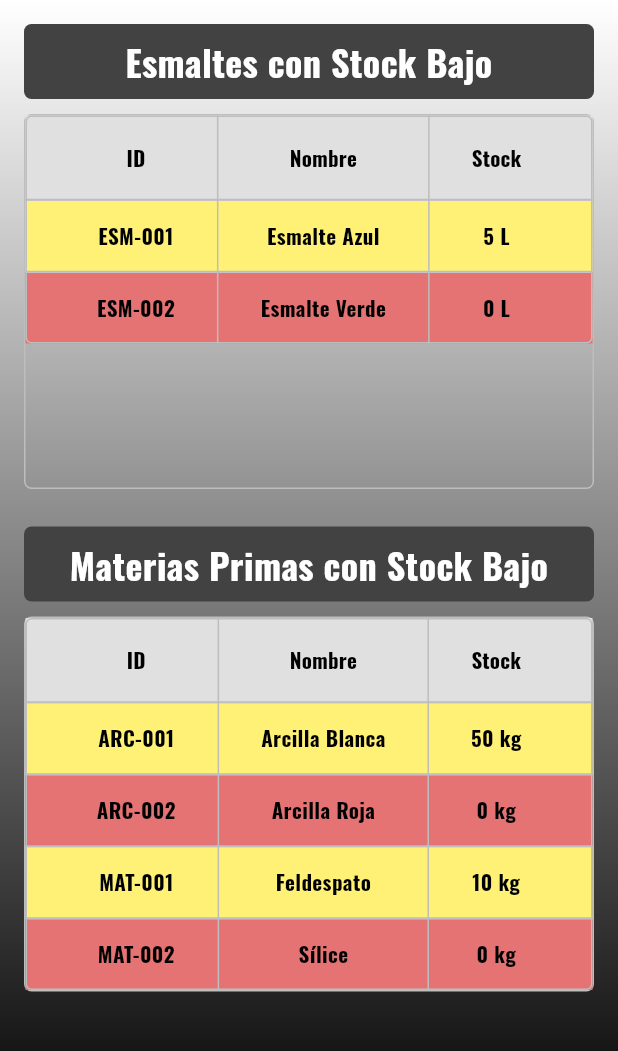
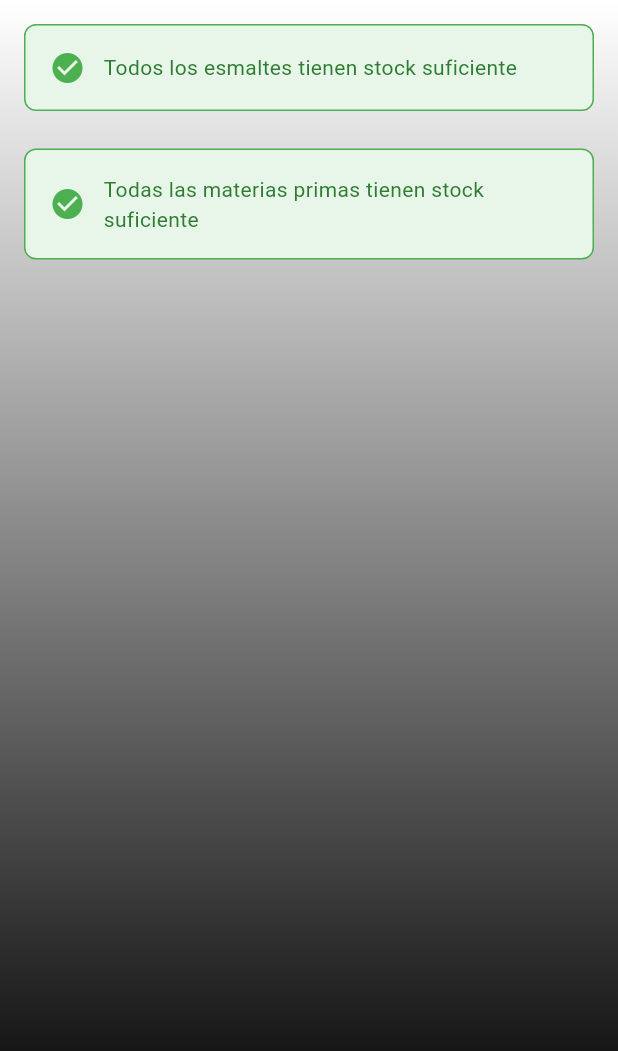
Before and after one commit to RenatoIzq/proyecto_conde_ceramicas, a Flutter app: the ReportePage screen opened directly, on a phone screen of 412 x 824 dp, the part 84-1135 px from its top. Run offline on Flutter 3.47's test engine with Material 3 defaults, Android fonts, the light colour scheme and no system bars; our stand-ins replace google_fonts, image_picker, supabase_flutter, table_calendar; accounts and stored records are empty.

Commit message:
Integracion completa de Hornadas y Reporte con Supabase, correccion de errores de build y UI

```diff
--- a/lib/dialogs/planifier_dialog.dart
+++ b/lib/dialogs/planifier_dialog.dart
@@ -109,7 +109,7 @@ class _PlanifierDialogState extends State<PlanifierDialog> {
               TextFormField(
                 controller: hornoController,
                 decoration: InputDecoration(
-                  labelText: 'Horno',
+                  labelText: 'Horno *',
                   border: OutlineInputBorder(),
                 ),
                 validator: (value) {
--- a/lib/pages/hornadas_page.dart
+++ b/lib/pages/hornadas_page.dart
@@ -23,9 +23,12 @@ class _HornadasPageState extends State<HornadasPage> {
   DateTime _focusedDay = DateTime.now();
   DateTime? _selectedDay;
 
+  late Stream<List<Hornada>> _hornadasStream;
+
   @override
   void initState() {
     super.initState();
+    _hornadasStream = _hornadaService.getHornadas();
     _selectedDay = _normalizarFecha(DateTime.now());
   }
 
@@ -50,6 +53,7 @@ class _HornadasPageState extends State<HornadasPage> {
   @override
   Widget build(BuildContext context) {
     return Scaffold(
+      resizeToAvoidBottomInset: false,
       appBar: AppBar(
         backgroundColor: grisoscuro,
         leading: IconButton(
@@ -83,7 +87,7 @@ class _HornadasPageState extends State<HornadasPage> {
           ),
         ),
         child: StreamBuilder<List<Hornada>>(
-          stream: _hornadaService.getHornadas(),
+          stream: _hornadasStream,
           builder: (context, snapshot) {
             if (snapshot.hasError) {
               return Center(child: Text('Error: ${snapshot.error}'));
@@ -221,9 +225,16 @@ class _HornadasPageState extends State<HornadasPage> {
     );
   }
 
+  void _refreshHornadas() {
+    setState(() {
+      _hornadasStream = _hornadaService.getHornadas();
+    });
+  }
+
   Future<void> _agregarHornada(Hornada hornada) async {
     try {
       await _hornadaService.addHornada(hornada);
+      _refreshHornadas();
       if (!mounted) return;
       ScaffoldMessenger.of(context).showSnackBar(
         SnackBar(
@@ -246,6 +257,7 @@ class _HornadasPageState extends State<HornadasPage> {
   Future<void> _actualizarHornada(Hornada hornada) async {
     try {
       await _hornadaService.updateHornada(hornada);
+      _refreshHornadas();
       if (!mounted) return;
       String mensaje = hornada.estado == 'En Curso'
           ? 'Quema iniciada correctamente'
@@ -272,6 +284,7 @@ class _HornadasPageState extends State<HornadasPage> {
   Future<void> _eliminarHornada(Hornada hornada) async {
     try {
       await _hornadaService.deleteHornada(hornada.id);
+      _refreshHornadas();
       if (!mounted) return;
       ScaffoldMessenger.of(context).showSnackBar(
         SnackBar(
--- a/lib/pages/reporte_page.dart
+++ b/lib/pages/reporte_page.dart
@@ -3,122 +3,19 @@ import 'package:google_fonts/google_fonts.dart';
 import 'package:proyecto_conde_ceramicas/components/report_section.dart';
 import 'package:proyecto_conde_ceramicas/themes/themes.dart';
 import 'package:proyecto_conde_ceramicas/model/inventario_model.dart';
+import 'package:proyecto_conde_ceramicas/services/inventario_service.dart';
 
-class ReportePage extends StatelessWidget {
+class ReportePage extends StatefulWidget {
   const ReportePage({super.key});
 
-  // ✅ Genera datos de prueba internos
-  List<InventarioItem> _obtenerDatos() {
-    return [
-      // Esmaltes con stock bajo
-      InventarioItem(
-        id: '1',
-        nombre: 'Esmalte Azul',
-        codigo: 'ESM-001',
-        tipo: 'Esmalte',
-        stockInicial: 100,
-        stockActual: 5,
-        unidad: 'L',
-        estadoStock: EstadoStock.bajo,
-      ),
-      InventarioItem(
-        id: '2',
-        nombre: 'Esmalte Verde',
-        codigo: 'ESM-002',
-        tipo: 'Esmalte',
-        stockInicial: 80,
-        stockActual: 0,
-        unidad: 'L',
-        estadoStock: EstadoStock.agotado,
-      ),
-      InventarioItem(
-        id: '3',
-        nombre: 'Esmalte Rojo',
-        codigo: 'ESM-003',
-        tipo: 'Esmalte',
-        stockInicial: 120,
-        stockActual: 100,
-        unidad: 'L',
-        estadoStock: EstadoStock.disponible,
-      ),
-
-      // Materias Primas con stock bajo
-      InventarioItem(
-        id: '4',
-        nombre: 'Arcilla Blanca',
-        codigo: 'ARC-001',
-        tipo: 'Materia Prima',
-        stockInicial: 500,
-        stockActual: 50,
-        unidad: 'kg',
-        estadoStock: EstadoStock.bajo,
-      ),
-      InventarioItem(
-        id: '5',
-        nombre: 'Arcilla Roja',
-        codigo: 'ARC-002',
-        tipo: 'Materia Prima',
-        stockInicial: 300,
-        stockActual: 0,
-        unidad: 'kg',
-        estadoStock: EstadoStock.agotado,
-      ),
-      InventarioItem(
-        id: '6',
-        nombre: 'Caolín',
-        codigo: 'ARC-003',
-        tipo: 'Materia Prima',
-        stockInicial: 200,
-        stockActual: 180,
-        unidad: 'kg',
-        estadoStock: EstadoStock.disponible,
-      ),
-      InventarioItem(
-        id: '7',
-        nombre: 'Feldespato',
-        codigo: 'MAT-001',
-        tipo: 'Materia Prima',
-        stockInicial: 150,
-        stockActual: 10,
-        unidad: 'kg',
-        estadoStock: EstadoStock.bajo,
-      ),
-      InventarioItem(
-        id: '8',
-        nombre: 'Sílice',
-        codigo: 'MAT-002',
-        tipo: 'Materia Prima',
-        stockInicial: 100,
-        stockActual: 0,
-        unidad: 'kg',
-        estadoStock: EstadoStock.agotado,
-      ),
-
-      // Otros tipos (no aparecerán en el reporte)
-      InventarioItem(
-        id: '9',
-        nombre: 'Plato Decorativo',
-        codigo: 'PROD-001',
-        tipo: 'Producto',
-        stockInicial: 100,
-        stockActual: 85,
-        unidad: 'piezas',
-        estadoProducto: EstadoProducto.terminado,
-      ),
-      InventarioItem(
-        id: '10',
-        nombre: 'Molde Cilindro',
-        codigo: 'MOL-001',
-        tipo: 'Molde',
-        stockInicial: 20,
-        stockActual: 18,
-        unidad: 'piezas',
-        estadoStock: EstadoStock.disponible,
-      ),
-    ];
+  @override
+  State<ReportePage> createState() => _ReportePageState();
 }
 
-  // ✅ Filtra esmaltes con stock bajo o agotado
+class _ReportePageState extends State<ReportePage> {
+  final InventarioService _inventarioService = InventarioService();
+
+  // Filtra esmaltes con stock bajo o agotado
   List<Map<String, dynamic>> _obtenerEsmaltesConStockBajo(
     List<InventarioItem> inventarioItems,
   ) {
@@ -136,13 +33,13 @@ class ReportePage extends StatelessWidget {
             'stock': '${item.stockActual} ${item.unidad}',
             'estado': item.estadoStock == EstadoStock.agotado
                 ? 'agotado'
-                : 'bajo', // ✅ NUEVO
+                : 'bajo',
           },
         )
         .toList();
   }
 
-  // ✅ Filtra materias primas con stock bajo o agotado
+  // Filtra materias primas con stock bajo o agotado
   List<Map<String, dynamic>> _obtenerMateriasPrimasConStockBajo(
     List<InventarioItem> inventarioItems,
   ) {
@@ -160,7 +57,7 @@ class ReportePage extends StatelessWidget {
             'stock': '${item.stockActual} ${item.unidad}',
             'estado': item.estadoStock == EstadoStock.agotado
                 ? 'agotado'
-                : 'bajo', // ✅ NUEVO
+                : 'bajo',
           },
         )
         .toList();
@@ -168,12 +65,6 @@ class ReportePage extends StatelessWidget {
 
   @override
   Widget build(BuildContext context) {
-    // ✅ Obtiene los datos de prueba
-    final inventarioItems = _obtenerDatos();
-    final esmaltesData = _obtenerEsmaltesConStockBajo(inventarioItems);
-    final materiasPrimasData = _obtenerMateriasPrimasConStockBajo(
-      inventarioItems,
-    );
     final List<String> headers = ['ID', 'Nombre', 'Stock'];
 
     return Scaffold(
@@ -209,7 +100,23 @@ class ReportePage extends StatelessWidget {
             colors: [Colors.white, Colors.black],
           ),
         ),
-        child: SingleChildScrollView(
+        child: StreamBuilder<List<InventarioItem>>(
+          stream: _inventarioService.getInventario(),
+          builder: (context, snapshot) {
+            if (snapshot.hasError) {
+              return Center(child: Text('Error: ${snapshot.error}'));
+            }
+            if (snapshot.connectionState == ConnectionState.waiting) {
+              return Center(child: CircularProgressIndicator());
+            }
+
+            final inventarioItems = snapshot.data ?? [];
+            final esmaltesData = _obtenerEsmaltesConStockBajo(inventarioItems);
+            final materiasPrimasData = _obtenerMateriasPrimasConStockBajo(
+              inventarioItems,
+            );
+
+            return SingleChildScrollView(
               child: ConstrainedBox(
                 constraints: BoxConstraints(
                   minHeight:
@@ -221,7 +128,7 @@ class ReportePage extends StatelessWidget {
                   padding: EdgeInsets.all(16),
                   child: Column(
                     children: [
-                  // ✅ Esmaltes con stock bajo
+                      // Esmaltes con stock bajo
                       if (esmaltesData.isEmpty)
                         Container(
                           padding: EdgeInsets.all(16),
@@ -251,7 +158,7 @@ class ReportePage extends StatelessWidget {
                         ),
                       SizedBox(height: 25),
 
-                  // ✅ Materias primas con stock bajo
+                      // Materias primas con stock bajo
                       if (materiasPrimasData.isEmpty)
                         Container(
                           padding: EdgeInsets.all(16),
@@ -283,6 +190,8 @@ class ReportePage extends StatelessWidget {
                   ),
                 ),
               ),
+            );
+          },
         ),
       ),
     );
```
Lines whose indentation alone changed are shown as unchanged.
